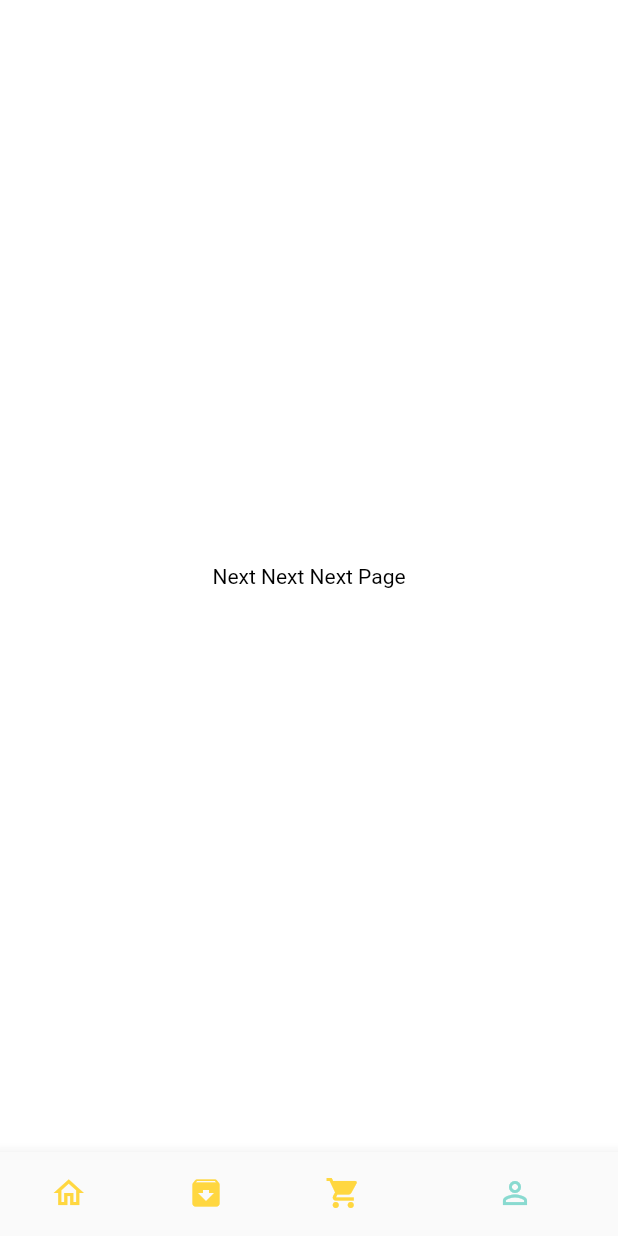
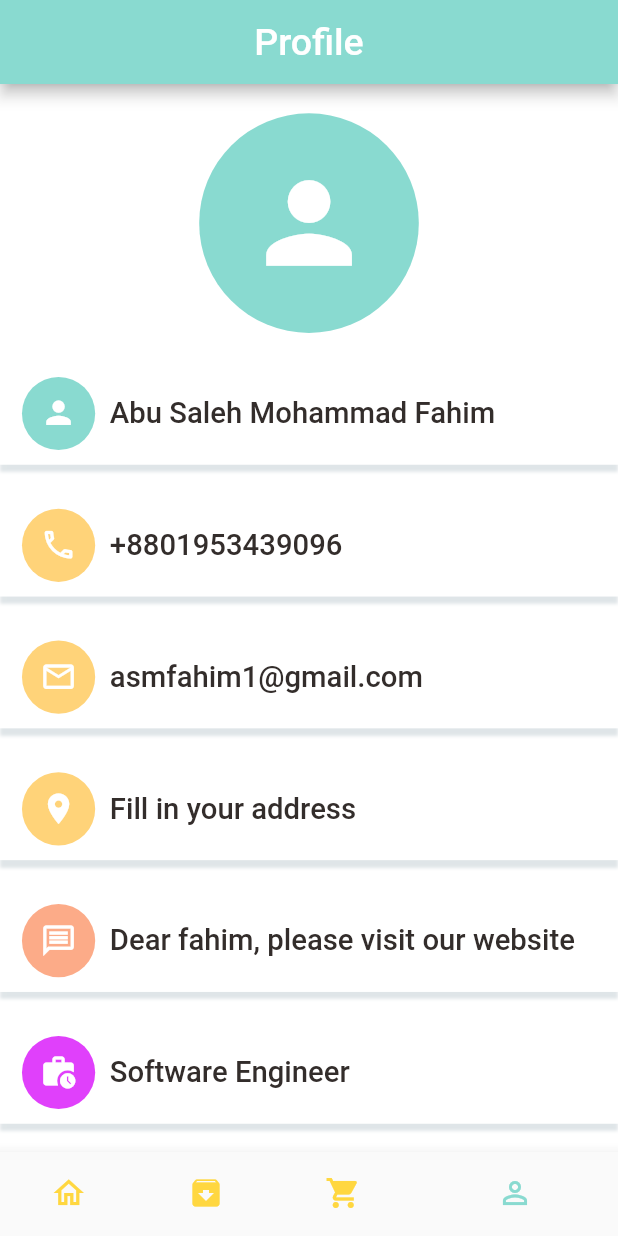
Before and after one commit to asmfahim29/food_delivery, a Flutter app: the screen it shows after launch, item 4 of the bottom bar chosen, on a phone screen of 412 x 824 dp. Run offline on Flutter 3.47's test engine with Material 2 defaults, Android fonts, the phone set to English and light mode, and no system bars; our stand-ins replace dots_indicator, get, google_fonts, shared_preferences; network calls fail; Roboto replaces fonts that are missing (Asul).

Commit message:
7 hours 12 mins

```diff
--- /dev/null
+++ b/lib/pages/account/account_page.dart
@@ -0,0 +1,118 @@
+import 'package:flutter/material.dart';
+import 'package:food_apps/colors.dart';
+import 'package:food_apps/utils/dimensions.dart';
+import 'package:food_apps/widgets/acoount_widget.dart';
+import 'package:food_apps/widgets/app_icon.dart';
+import 'package:food_apps/widgets/big_text.dart';
+
+
+class AccountPage extends StatelessWidget {
+  const AccountPage({Key? key}) : super(key: key);
+
+  @override
+  Widget build(BuildContext context) {
+    return Scaffold(
+      appBar: AppBar(
+        backgroundColor: AppColor.mainColor,
+        centerTitle: true,
+        title: BigText(text: 'Profile', size: 25, color: Colors.white,),
+      ),
+      body: Container(
+        width: double.maxFinite,
+        margin: EdgeInsets.only(top: Dimensions.height20),
+        child: Column(
+          children: [
+            //profile icon
+            AppIcon(
+              icon: Icons.person,
+              backgroundColor: AppColor.mainColor,
+              iconColor: Colors.white,
+              iconSize: Dimensions.height45 + Dimensions.height20 + Dimensions.height20,
+              size: Dimensions.height15 * 10,
+            ),
+            SizedBox(height: Dimensions.height20,),
+            Expanded(
+              child: SingleChildScrollView(
+                child: Column(
+                  children: [
+                    //name widget
+                    AccountWidget(
+                      appIcon: AppIcon(
+                        icon: Icons.person,
+                        backgroundColor: AppColor.mainColor,
+                        iconColor: Colors.white,
+                        iconSize: Dimensions.height10 * 5 / 2,
+                        size: Dimensions.height10 * 5,
+                      ), bigText: BigText(
+                        text: 'Abu Saleh Mohammad Fahim'),
+                    ),
+                    SizedBox(height: Dimensions.height20,),
+                    //phone
+                    AccountWidget(
+                      appIcon: AppIcon(
+                        icon: Icons.phone_outlined,
+                        backgroundColor: AppColor.yellowColor,
+                        iconColor: Colors.white,
+                        iconSize: Dimensions.height10 * 5 / 2,
+                        size: Dimensions.height10 * 5,
+                      ), bigText: BigText(
+                        text: '+8801953439096'),
+                    ),
+                    SizedBox(height: Dimensions.height20,),
+                    //email
+                    AccountWidget(
+                      appIcon: AppIcon(
+                        icon: Icons.email_outlined,
+                        backgroundColor: AppColor.yellowColor,
+                        iconColor: Colors.white,
+                        iconSize: Dimensions.height10 * 5 / 2,
+                        size: Dimensions.height10 * 5,
+                      ), bigText: BigText(
+                        text: 'asmfahim1@gmail.com'),
+                    ),
+                    SizedBox(height: Dimensions.height20,),
+                    //address
+                    AccountWidget(
+                      appIcon: AppIcon(
+                        icon: Icons.location_on,
+                        backgroundColor: AppColor.yellowColor,
+                        iconColor: Colors.white,
+                        iconSize: Dimensions.height10 * 5 / 2,
+                        size: Dimensions.height10 * 5,
+                      ), bigText: BigText(
+                        text: 'Fill in your address'),
+                    ),
+                    SizedBox(height: Dimensions.height20,),
+                    //message
+                    AccountWidget(
+                      appIcon: AppIcon(
+                        icon: Icons.message_outlined,
+                        backgroundColor: AppColor.iconColor2,
+                        iconColor: Colors.white,
+                        iconSize: Dimensions.height10 * 5 / 2,
+                        size: Dimensions.height10 * 5,
+                      ), bigText: BigText(
+                        text: 'Dear fahim, please visit our website'),
+                    ),
+                    SizedBox(height: Dimensions.height20,),
+                    //message
+                    AccountWidget(
+                      appIcon: AppIcon(
+                        icon: Icons.work_history,
+                        backgroundColor: Colors.purpleAccent,
+                        iconColor: Colors.white,
+                        iconSize: Dimensions.height10 * 5 / 2,
+                        size: Dimensions.height10 * 5,
+                      ), bigText: BigText(
+                        text: 'Software Engineer'),
+                    ),
+                  ],
+                ),
+              ),
+            )
+          ],
+        ),
+      ),
+    );
+  }
+}
--- /dev/null
+++ b/lib/pages/auth/signup_page.dart
@@ -0,0 +1,22 @@
+import 'package:flutter/material.dart';
+
+
+class SignUpPage extends StatelessWidget {
+  const SignUpPage({Key? key}) : super(key: key);
+
+  @override
+  Widget build(BuildContext context) {
+    return Scaffold(
+      body: Column(
+        children: [
+          Container(
+            child: CircleAvatar(
+              radius: 80,
+              backgroundImage: AssetImage('assets/images/logo part 1.png'),
+            ),
+          ),
+        ],
+      ),
+    );
+  }
+}
--- a/lib/pages/cart/cart_history.dart
+++ b/lib/pages/cart/cart_history.dart
@@ -80,6 +80,7 @@ class CartHistory extends StatelessWidget {
                 BigText(
                   text: 'Cart History',
                   color: Colors.white,
+                  size: 25,
                 ),
                 AppIcon(
                   icon: Icons.shopping_cart_outlined,
--- a/lib/pages/home/home_page.dart
+++ b/lib/pages/home/home_page.dart
@@ -1,9 +1,11 @@
 import 'package:flutter/material.dart';
+import 'package:food_apps/pages/auth/signup_page.dart';
 import 'package:food_apps/pages/cart/cart_history.dart';
 
 /*import 'package:persistent_bottom_nav_bar/persistent_tab_view.dart';*/
 
 import '../../colors.dart';
+import '../account/account_page.dart';
 import 'main_food_page.dart';
 
 class HomePage extends StatefulWidget {
@@ -18,23 +20,9 @@ class _HomePageState extends State<HomePage> {
   /*late PersistentTabController _controller;*/
   List pages = [
     MainFoodPage(),
-    Container(
-      child: Center(
-        child: Text(
-          "Next Page",
-          style: TextStyle(color: Colors.black),
-        ),
-      ),
-    ),
+    SignUpPage(),
     CartHistory(),
-    Container(
-      child: Center(
-        child: Text(
-          "Next Next Next Page",
-          style: TextStyle(color: Colors.black),
-        ),
-      ),
-    ),
+    AccountPage(),
   ];
 
   void onTapNav(int index) {
--- a/lib/pages/splash/splash_page.dart
+++ b/lib/pages/splash/splash_page.dart
@@ -63,7 +63,7 @@ class _SplashPageState extends State<SplashScreen>
             scale: animation,
             child: Center(
               child: Image.asset(
-                'assets/images/splLogo.png',
+                'assets/images/logo part 1.png',
                 width: Dimensions.splashImg,
               ),
             ),
--- /dev/null
+++ b/lib/widgets/acoount_widget.dart
@@ -0,0 +1,40 @@
+import 'package:flutter/material.dart';
+import 'package:food_apps/widgets/big_text.dart';
+import '../utils/dimensions.dart';
+import 'app_icon.dart';
+
+class AccountWidget extends StatelessWidget {
+  AppIcon appIcon;
+  BigText bigText;
+
+
+  AccountWidget({Key? key, required this.appIcon, required this.bigText}) : super(key: key);
+
+  @override
+  Widget build(BuildContext context) {
+    return Container(
+      padding: EdgeInsets.only(
+          left: Dimensions.width15,
+          top: Dimensions.width10,
+          bottom: Dimensions.width10,
+      ),
+      decoration: BoxDecoration(
+        color: Colors.white,
+        boxShadow: [
+          BoxShadow(
+            blurRadius: 1,
+            offset: Offset(0, 5),
+            color: Colors.blueGrey.withOpacity(0.2)
+          )
+        ]
+      ),
+      child: Row(
+        children: [
+          appIcon,
+          SizedBox(width: Dimensions.width10,),
+          bigText,
+        ],
+      ),
+    );
+  }
+}
```
Also changed, not shown: assets/images/logo part 1.png (added).
